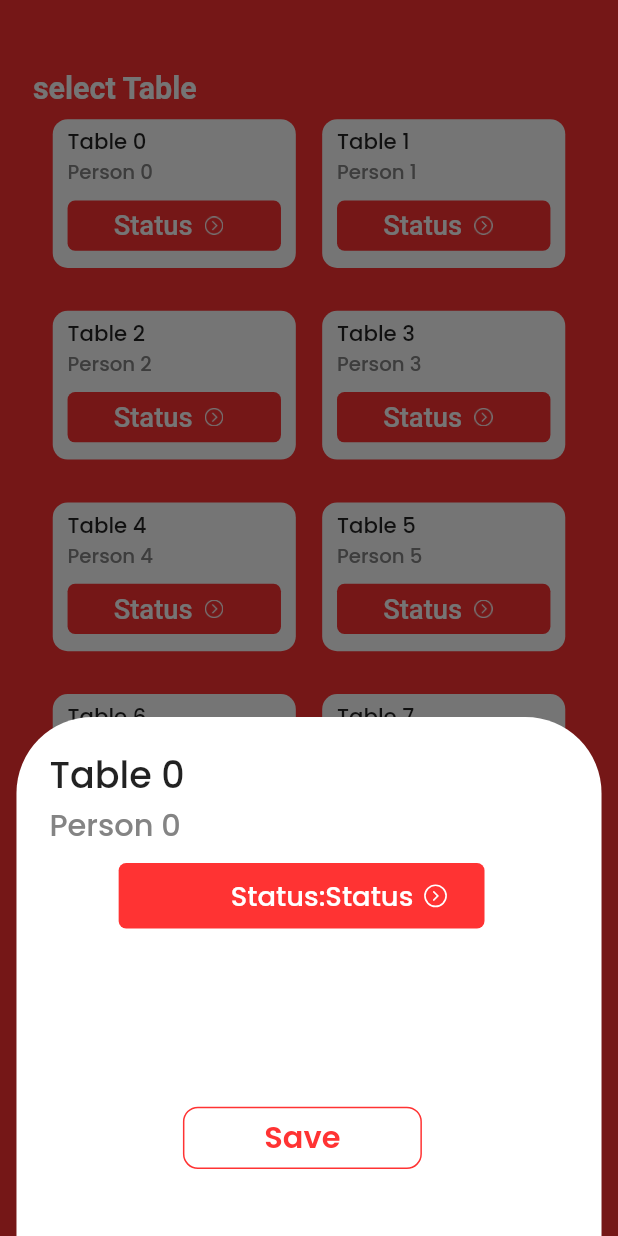
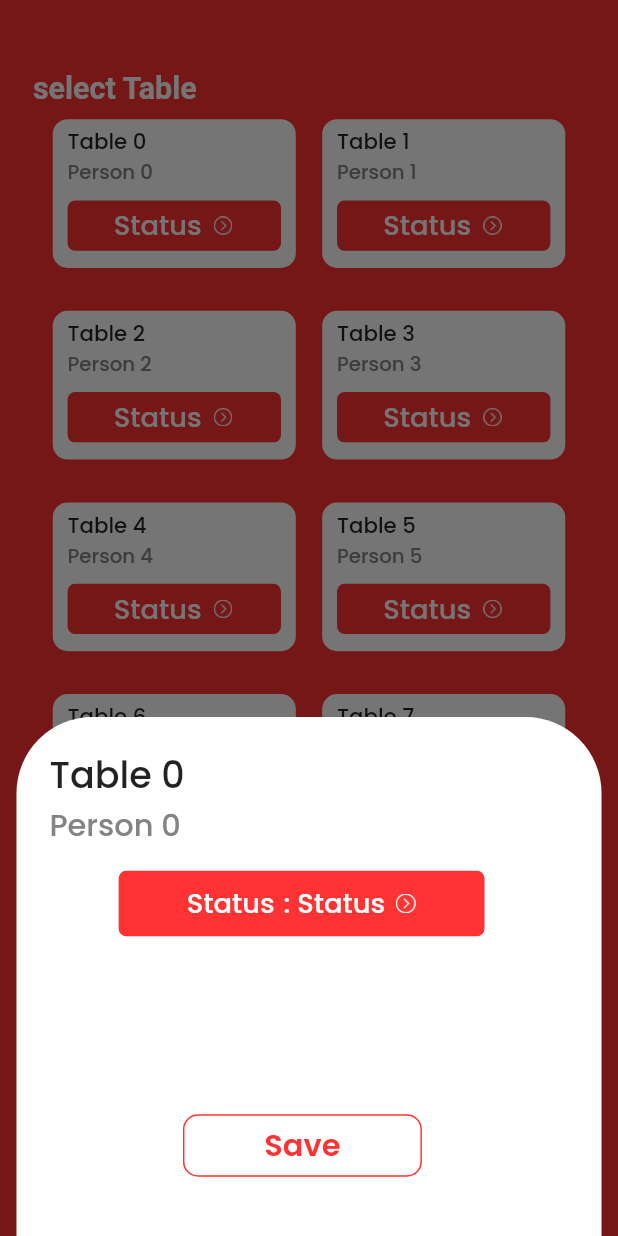
Before and after one commit to Mohamed-Junaid/Menu_Club, a Flutter app: the SelectTable screen opened directly, after a tap on "Status", on a phone screen of 412 x 824 dp. Run offline on Flutter 3.47's test engine with Material 2 defaults, Android fonts, the phone set to English and light mode, and no system bars; our stand-ins replace dotted_line, flutter_screenutil, google_fonts.

Commit message:
working on UI

```diff
--- a/lib/Ui/selectCustomer.dart
+++ b/lib/Ui/selectCustomer.dart
@@ -182,18 +182,15 @@ class _SelectCustomerState extends State<SelectCustomer> {
                                       children: [
                                         Expanded(
                                           child: Center(
-                                            child: Row(
+                                            child: Row(mainAxisAlignment: MainAxisAlignment.center,
                                               children: [
                                                 Center(
-                                                  child: Padding(
-                                                    padding: EdgeInsets.only(left: 74.w),
                                                   child: Text(
                                                     title,
                                                     style: TextStyle(
                                                       fontSize: 20.sp,
                                                       fontWeight: FontWeight.w600,
                                                       color: Color(0xffff3333),
-                                                      ),
                                                     ),
                                                   ),
                                                 ),
--- a/lib/Ui/select_table.dart
+++ b/lib/Ui/select_table.dart
@@ -15,6 +15,7 @@ class _SelectTableState extends State<SelectTable> {
   String selectOption = 'Status';
   List<String> opt = ['Free', 'Preparing', 'Eating', 'Finished'];
   bool isExpanded = false;
+  bool isSelected = false;
 
 
   @override
@@ -137,9 +138,12 @@ class _SelectTableState extends State<SelectTable> {
                                                         ),
                                                       ),
                                                     ),
+                                                    Container(height: 175.h,width: double.infinity,
+                                                      child: Column(crossAxisAlignment: CrossAxisAlignment.start,
+                                                        children: [
                                                           Padding(
                                                             padding: EdgeInsets.only(
-                                                          left: 62.w, top: 10.h),
+                                                                left: 62.w, top: 15.h),
                                                             child: Container(
                                                               width: 222.w,
                                                               height: 43.h,
@@ -150,22 +154,19 @@ class _SelectTableState extends State<SelectTable> {
                                                                 color:
                                                                 Color(0xffff3333),
                                                               ),
-                                                        child: Padding(
-                                                          padding:
-                                                              EdgeInsets.only(
-                                                                  left: 68.w),
                                                               child: InkWell(
                                                                 onTap: () {
                                                                   FocusScope.of(
                                                                       context)
                                                                       .unfocus();
-                                                              isExpanded =
+                                                                  isExpanded  =
                                                                   !isExpanded;
                                                                   setState(() {});
                                                                 },
-                                                            child: Row(
+                                                                child: Row(mainAxisAlignment: MainAxisAlignment.center,
                                                                   children: [
-                                                                Text(
+                                                                    Center(
+                                                                      child: Text(textAlign: TextAlign.center,
                                                                         ('Status'),
                                                                         style:
                                                                         GoogleFonts.poppins(
@@ -178,8 +179,11 @@ class _SelectTableState extends State<SelectTable> {
                                                                               .white,
                                                                         ),
                                                                       ),
+                                                                    ),
+                                                                    SizedBox(width: 1.w,),
+
                                                                     Text(
-                                                                    ':${selectOption}',
+                                                                        ' : ${selectOption}',
                                                                         textAlign:
                                                                         TextAlign
                                                                             .center,
@@ -196,34 +200,10 @@ class _SelectTableState extends State<SelectTable> {
                                                                     SizedBox(
                                                                       width: 6.w,
                                                                     ),
-                                                                Container(
-                                                                  height: 15.h,
-                                                                  width: 15.w,
-                                                                  decoration:
-                                                                      BoxDecoration(
-                                                                    shape: BoxShape
-                                                                        .circle,
-                                                                    border: Border.all(
-                                                                        color: Colors
-                                                                            .white,
-                                                                        width:
-                                                                            1.w),
-                                                                  ),
-                                                                  child: Center(
-                                                                    child: Icon(
                                                                     isExpanded
-                                                                          ? Icons
-                                                                              .keyboard_arrow_down
-                                                                          : Icons
-                                                                              .arrow_forward_ios_rounded,
-                                                                      color: Colors
-                                                                          .white,
-                                                                      size: 8.sp,
-                                                                    ),
-                                                                  ),
-                                                                ),
+                                                                        ? Image.asset('assets/Group 29.png',width: 13.w,height: 13.h,)
+                                                                        : Image.asset('assets/Group 28.png',width: 13.w,height: 13.h,)
                                                                   ],
-                                                            ),
                                                                 ),
                                                               ),
                                                             ),
@@ -233,7 +213,7 @@ class _SelectTableState extends State<SelectTable> {
                                                           if(isExpanded)
                                                             Column(
                                                               children: [
-                                                          Container(height:80.h,
+                                                                Container(height:85.h,
                                                                   child: ListView(
                                                                     shrinkWrap: true,
                                                                     physics: AlwaysScrollableScrollPhysics(),
@@ -284,11 +264,14 @@ class _SelectTableState extends State<SelectTable> {
                                                               ],
                                                             ),
 
-                                                    if(isExpanded)
-                                                      SizedBox(height: 45.h,),
+                                                        ],
+                                                      ),
+                                                    ),
+
+
                                                     Padding(
                                                       padding: EdgeInsets.only(
-                                                        left: 101.w,bottom: 55.h
+                                                        left: 101.w,bottom: 50.h
                                                       ),
                                                       child: Container(
                                                         width: 145.w,
@@ -337,7 +320,7 @@ class _SelectTableState extends State<SelectTable> {
                                         children: [
                                           Text(
                                             "Status",
-                                            style: TextStyle(
+                                            style: GoogleFonts.poppins(
                                               fontSize: 18.sp,
                                               fontWeight: FontWeight.w500,
                                               color: Colors.white,
@@ -383,7 +366,7 @@ class _SelectTableState extends State<SelectTable> {
                           left: 41.w,
                         ),
                         child: Text("Continue",
-                            style: TextStyle(
+                            style: GoogleFonts.poppins(
                                 fontSize: 16.sp,
                                 fontWeight: FontWeight.w500,
                                 color: Color(0xffFF0000))),
```
Also changed, not shown: assets/Group 29.png (added). Lines whose indentation alone changed are shown as unchanged.
